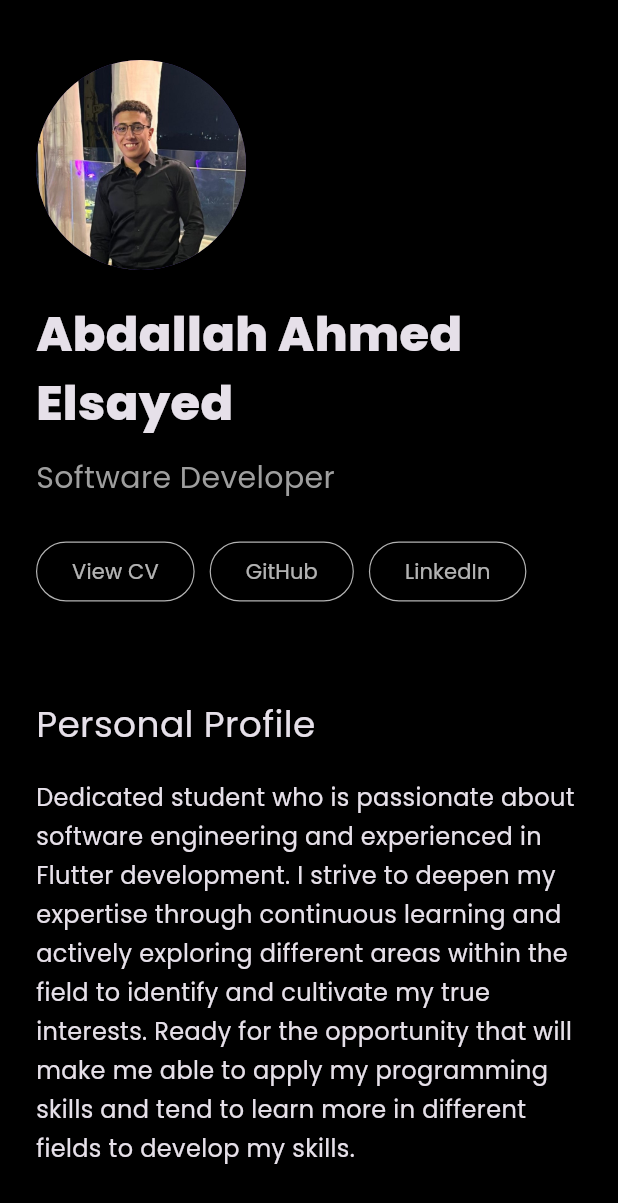
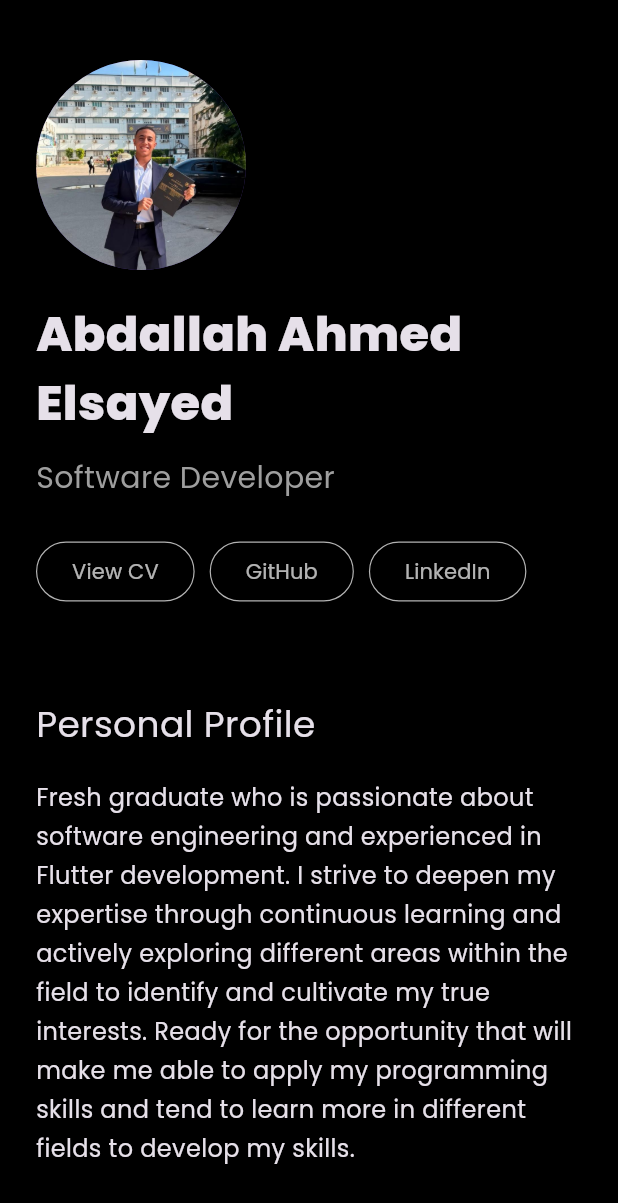
Before and after one commit to bodawy04/portfolio, a Flutter app: the screen it shows after launch, on a phone screen of 412 x 824 dp. Shown: the top 1203 px of the screen. Run offline on Flutter 3.47's test engine with Material 3 defaults, Android fonts, the light colour scheme and no system bars; our stand-ins replace open_filex.

Commit message:
new updates

```diff
--- a/analysis_options.yaml
+++ b/analysis_options.yaml
@@ -7,6 +7,12 @@
 
 # The following line activates a set of recommended lints for Flutter apps,
 # packages, and plugins designed to encourage good coding practices.
+analyzer:
+  exclude:
+    - build/**
+    - android/**
+    - ios/**
+    - web/**
 include: package:flutter_lints/flutter.yaml
 
 linter:
--- a/lib/sections/about_section.dart
+++ b/lib/sections/about_section.dart
@@ -11,7 +11,7 @@ class AboutSection extends StatelessWidget {
         Text("Personal Profile", style: TextStyle(fontSize: 24)),
         SizedBox(height: 20),
         Text(
-          "Dedicated student who is passionate about software engineering and experienced in Flutter development. "
+          "Fresh graduate who is passionate about software engineering and experienced in Flutter development. "
           "I strive to deepen my expertise through continuous learning and actively exploring different areas "
           "within the field to identify and cultivate my true interests. "
           "Ready for the opportunity that will make me able to apply my programming skills and "
--- a/lib/sections/hero_section.dart
+++ b/lib/sections/hero_section.dart
@@ -32,7 +32,7 @@ class HeroSection extends StatelessWidget {
                       child: CircleAvatar(
                         radius: 70,
                         backgroundImage: AssetImage(
-                          'assets/images/Profile.JPG',
+                          'assets/images/Profile.jpeg',
                         ),
                       ),
                     )
@@ -52,7 +52,8 @@ class HeroSection extends StatelessWidget {
                   ViewCVButton(),
                   SizedBox(width: 10),
                   ElevatedButton(
-                    onPressed: () => openLink('https://github.com/bodawy04'),
+                    onPressed: () =>
+                        openLink('https://github.com/abdallahnassarr'),
                     style: ElevatedButton.styleFrom(
                       side: BorderSide(color: Colors.white70, width: 0.8),
                       backgroundColor: Colors.transparent,
@@ -85,7 +86,7 @@ class HeroSection extends StatelessWidget {
                 flex: 1,
                 child: CircleAvatar(
                   radius: 100,
-                  backgroundImage: AssetImage('assets/images/Profile.JPG'),
+                  backgroundImage: AssetImage('assets/images/Profile.jpeg'),
                 ),
               )
             : Container(),
```
Also changed, not shown: assets/images/Profile.JPG (deleted), assets/images/Profile.jpeg (added), pubspec.lock, 1 other file.
